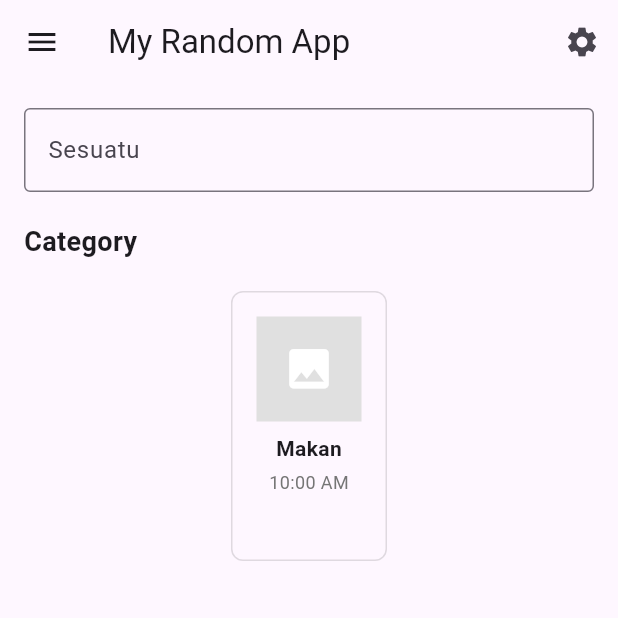
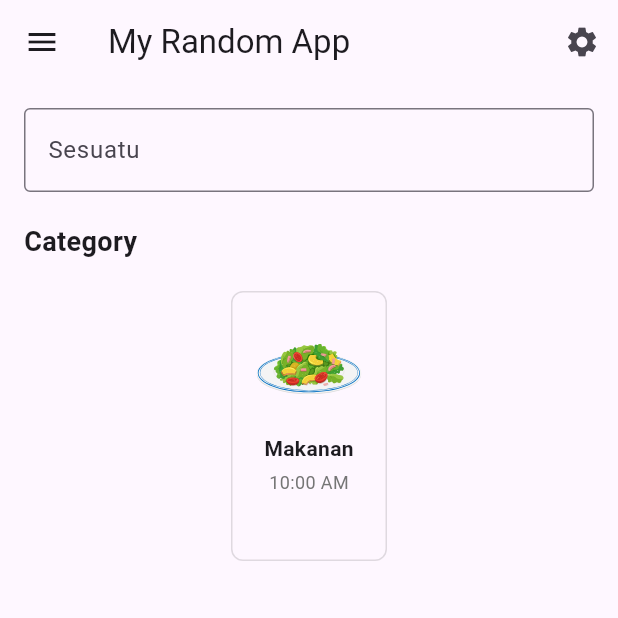
Before and after one commit to ZulRF/flutter_application_1, a Flutter app: the screen it shows after launch, on a phone screen of 412 x 824 dp, the top half of it. Run offline on Flutter 3.47's test engine with Material 3 defaults, Android fonts, the phone set to English and light mode, and no system bars; our stand-ins replace flutter_svg.

Commit message:
Tambah flutter svg untuk tampil gambar

```diff
--- a/lib/models/category_model.dart
+++ b/lib/models/category_model.dart
@@ -1,32 +1,42 @@
 class CategoryItem {
-  final String title;
-  final String time;
-  final String desc;
+  final String title; // menambahkan title ke constructor
+  final String time; // menambahkan time ke constructor
+  final String desc; // menambahkan desc ke constructor
+  final String imageUrl; // menambahkan imageUrl
 
-  CategoryItem({required this.title, required this.time, required this.desc});
+  CategoryItem({
+    required this.title,
+    required this.time,
+    required this.desc,
+    required this.imageUrl,
+  });
 }
 
 List<CategoryItem> categoryItems = [
   CategoryItem(
-    title: 'Makan',
+    title: 'Makanan',
     time: '10:00 AM',
     desc: 'Lorem Ipsum dolor sit amet consectetur adipiscing elit.',
+    imageUrl: 'assets/icons/plate.svg',
   ),
   CategoryItem(
-    title: 'Minum',
+    title: 'Minuman',
     time: '11:30 AM',
     desc: 'Lorem Ipsum dolor sit amet consectetur adipiscing elit.',
+    imageUrl: 'assets/icons/orange-snacks.svg',
   ),
   CategoryItem(
-    title: 'Kerja',
+    title: 'Roti',
     time: '1:45 PM',
     desc:
         'Lorem Ipsum dolor sit amet consectetur adipiscing elit. et. Lorem Ipsum dolor sit amet consectetur adipiscing elit.',
+    imageUrl: 'assets/icons/canai-bread.svg',
   ),
   CategoryItem(
-    title: 'Tidur',
+    title: 'Kue',
     time: '3:00 PM',
     desc:
         'Lorem Ipsum dolor sit amet consectetur adipiscing elit. et. Lorem Ipsum dolor sit amet consectetur adipiscing elit.',
+    imageUrl: 'assets/icons/blueberry-pancake.svg',
   ),
 ];
--- a/lib/widgets/category_item_box.dart
+++ b/lib/widgets/category_item_box.dart
@@ -1,15 +1,18 @@
 import 'package:flutter/material.dart';
+import 'package:flutter_svg/flutter_svg.dart';
 
 class CategoryItemBox extends StatefulWidget {
   final String title; // menambahkan title ke constructor
   final String time; // menambahkan time ke constructor
   final String desc; //  menambahkan desc ke constructor
+  final String imageUrl; // menambahkan imageUrl
 
   const CategoryItemBox({
     Key? key,
     required this.title,
     required this.time,
     required this.desc,
+    required this.imageUrl,
   }) : super(key: key);
 
   @override
@@ -48,11 +51,18 @@ class _CategoryItemBoxState extends State<CategoryItemBox> {
                 MainAxisAlignment
                     .start, // menambahkan mainAxisAlignment untuk mengatur posisi kolom
             children: [
-              Container(
+              SvgPicture.asset(
+                // menambahkan gambar SVG
+                widget.imageUrl,
                 width: 70,
                 height: 70,
-                color: Colors.grey[300],
-                child: Icon(Icons.image, color: Colors.white, size: 35),
+                placeholderBuilder:
+                    (context) => Container(
+                      width: 70,
+                      height: 70,
+                      color: Colors.grey[300],
+                      child: Icon(Icons.image, color: Colors.white),
+                    ),
               ),
               SizedBox(height: 8),
               Text(
--- a/pubspec.yaml
+++ b/pubspec.yaml
@@ -30,7 +30,7 @@ environment:
 dependencies:
   flutter:
     sdk: flutter
-
+  flutter_svg: ^2.1.0
   # The following adds the Cupertino Icons font to your application.
   # Use with the CupertinoIcons class for iOS style icons.
   cupertino_icons: ^1.0.8
@@ -58,8 +58,8 @@ flutter:
   uses-material-design: true
 
   # To add assets to your application, add an assets section, like this:
-  # assets:
-  #   - images/a_dot_burr.jpeg
+  assets:
+    - assets/icons/
   #   - images/a_dot_ham.jpeg
 
   # An image asset can refer to one or more resolution-specific "variants", see
```
Also changed, not shown: lib/pages/home.dart (+7 -1 lines), assets/icons/Arrow - Left 2.svg (added), assets/icons/Filter.svg (added), assets/icons/Search.svg (added), assets/icons/blueberry-pancake.svg (added), assets/icons/button.svg (added), assets/icons/canai-bread.svg (added), assets/icons/dots.svg (added), assets/icons/honey-pancakes.svg (added), assets/icons/orange-snacks.svg (added), assets/icons/pancakes.svg (added), assets/icons/pie.svg (added), assets/icons/plate.svg (added), assets/icons/salmon-nigiri.svg (added), 1 more files.
